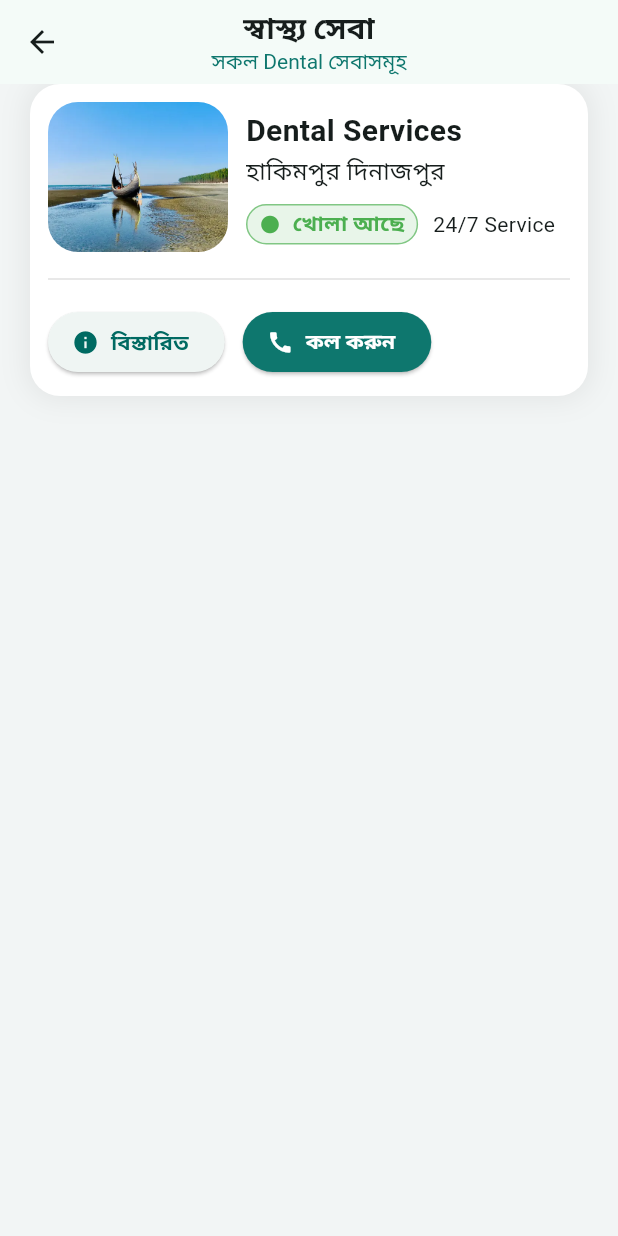
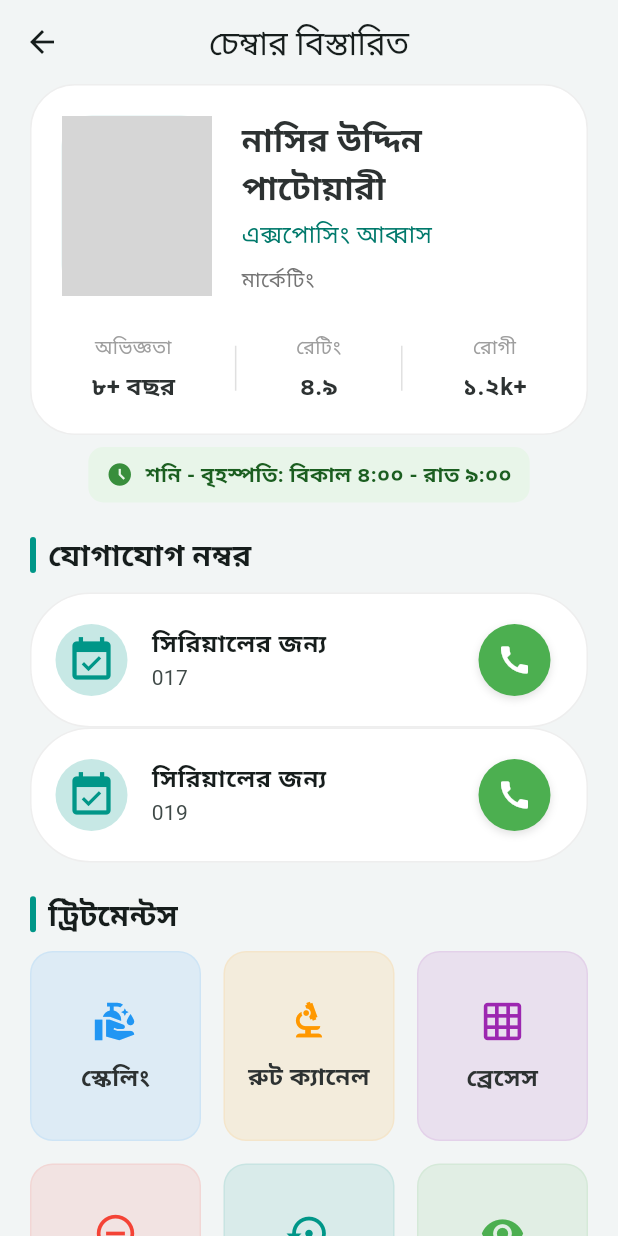
Before and after one commit to Hasibol-Hoda-Inu/Smart-Hili, a Flutter app: the AllDentalServices screen opened directly, after a tap on "বিস্তারিত", on a phone screen of 412 x 824 dp. Run offline on Flutter 3.47's test engine with Material 3 defaults, Android fonts, the phone set to English and light mode, and no system bars; our stand-ins replace carousel_slider; network calls fail; grey boxes are pictures that could not be loaded.

Commit message:
dentist screens has been developed

```diff
--- a/lib/features/home/presentation/screens/home_screen.dart
+++ b/lib/features/home/presentation/screens/home_screen.dart
@@ -42,8 +42,8 @@ class _HomeScreenState extends State<HomeScreen> {
           const SizedBox(width: 18,),
         ],
       ),
-      body: Padding(
-        padding: const EdgeInsets.symmetric(horizontal: 20.0),
+      body: SingleChildScrollView(
+        padding: const EdgeInsets.symmetric(horizontal: 20),
         child: Column(
           crossAxisAlignment: CrossAxisAlignment.start,
           children: [
@@ -87,8 +87,9 @@ class _HomeScreenState extends State<HomeScreen> {
               fontWeight: FontWeight.bold,
             ),),
             const SizedBox(height: 10,),
-            Expanded(
-              child: GridView.builder(
+            GridView.builder(
+              shrinkWrap: true,
+                physics: const NeverScrollableScrollPhysics(),
                 gridDelegate: const SliverGridDelegateWithFixedCrossAxisCount(
                     crossAxisCount: 2,
                   crossAxisSpacing: 20,
@@ -105,7 +106,6 @@ class _HomeScreenState extends State<HomeScreen> {
                   );
                 }
             ),
-            ),
             const SizedBox(height: 10,),
           ],
         ),
--- a/lib/features/services/health/presentation/screens/all_dental_services.dart
+++ b/lib/features/services/health/presentation/screens/all_dental_services.dart
@@ -1,4 +1,5 @@
 import 'package:flutter/material.dart';
+import 'package:smart_hili/features/services/health/presentation/screens/dental_s_details.dart';
 
 import '../../../../../application/app_colors.dart';
 import '../widgets/hospital_card.dart';
@@ -30,9 +31,23 @@ class _AllDentalServicesState extends State<AllDentalServices> {
           children: [
             HospitalCard(
               onTab: (){
-                _onTapDS();
+                _onTapDS(
+                  "Dental Services",
+                  [
+                    "017",
+                    "019",
+                  ],
+                  "নাসির উদ্দিন পাটোয়ারী",
+                  "এক্সপোসিং আব্বাস",
+                  "মার্কেটিং",
+                  "৮+",
+                  "৪.৯",
+                  "১.২k+",
+                  "https://cdn.banglatribune.net/contents/cache/images/640x358x1/uploads/media/2025/11/03/nasiruddin-patwari-7225fab6a449a8414c8dccae19c233a2.jpg?jadewits_media_id=999515",
+                );
               },
               title: "Dental Services",
+
             ),
           ],
         ),
@@ -40,7 +55,21 @@ class _AllDentalServicesState extends State<AllDentalServices> {
     );
   }
 
-  void _onTapDS(){
-
+  void _onTapDS(String title, List<String> contactNmbrs, String name, String specialty, String degree, String experience, String rating, String patients, String imageUrl){
+    Navigator.push(context,
+        MaterialPageRoute(builder: (context)=>
+            DentalSDetails(
+              title: title,
+              contactNmbrs: contactNmbrs,
+              name: name,
+              specialty: specialty,
+              degree: degree,
+              experience: experience,
+              rating: rating,
+              imageUrl: imageUrl,
+              patient: patients,
+            )
+        )
+    );
   }
 }
--- /dev/null
+++ b/lib/features/services/health/presentation/screens/dental_s_details.dart
@@ -0,0 +1,120 @@
+import 'package:flutter/material.dart';
+import 'package:smart_hili/features/services/health/presentation/widgets/doc_profile_header.dart';
+import 'package:smart_hili/features/services/health/presentation/widgets/facility_gallery.dart';
+import 'package:smart_hili/features/services/health/presentation/widgets/treatment_grid.dart';
+
+import '../../../../../application/app_colors.dart';
+import '../../../common/presentation/widgets/contact_info.dart';
+import '../../../common/presentation/widgets/description_card.dart';
+import '../../../common/presentation/widgets/styled_title.dart';
+
+class DentalSDetails extends StatefulWidget {
+
+  final String title;
+  final List<String> contactNmbrs;
+  final String name;
+  final String specialty;
+  final String degree;
+  final String experience;
+  final String rating;
+  final String patient;
+  final String imageUrl;
+
+  const DentalSDetails({
+    super.key,
+    required this.title,
+    required this.contactNmbrs,
+    required this.name,
+    required this.specialty,
+    required this.degree,
+    required this.experience,
+    required this.rating,
+    required this.imageUrl,
+    required this.patient,
+  });
+
+  @override
+  State<DentalSDetails> createState() => _DentalSDetailsState();
+}
+
+class _DentalSDetailsState extends State<DentalSDetails> {
+  @override
+  Widget build(BuildContext context) {
+    return Scaffold(
+      backgroundColor: AppColors.wbgColor,
+      appBar: AppBar(
+        title: const Text("চেম্বার বিস্তারিত"),
+        centerTitle: true,
+        backgroundColor: AppColors.wbgColor,
+      ),
+      body: Padding(
+        padding: const EdgeInsets.symmetric(horizontal: 20.0),
+        child: SingleChildScrollView(
+          child: Column(
+            children: [
+              DoctorProfileHeader(
+                name: widget.name,
+                specialty: widget.specialty,
+                degree: widget.degree,
+                experience: widget.experience,
+                rating: widget.rating,
+                patients: widget.patient,
+                imageUrl: widget.imageUrl,
+              ),
+              const SizedBox(height: 8,),
+              Container(
+                padding: const EdgeInsets.symmetric(horizontal: 12, vertical: 8),
+                decoration: BoxDecoration(
+                  color: Colors.green.shade50,
+                  borderRadius: BorderRadius.circular(10),
+                ),
+                child: Row(
+                  mainAxisSize: MainAxisSize.min,
+                  children: [
+                    Icon(Icons.access_time_filled, size: 18, color: Colors.green.shade700),
+                    const SizedBox(width: 8),
+                    Text(
+                      "শনি - বৃহস্পতি: বিকাল ৪:০০ - রাত ৯:০০",
+                      style: TextStyle(
+                        fontSize: 14,
+                        fontWeight: FontWeight.bold,
+                        color: Colors.green.shade900,
+                      ),
+                    ),
+                  ],
+                ),
+              ),
+              const SizedBox(height: 20,),
+              const StyledTitle(title: "যোগাযোগ নম্বর",),
+              const SizedBox(height: 10,),
+              Column(
+                  children: widget.contactNmbrs.map((number){
+                    return ContactInfo(
+                      title: 'সিরিয়ালের জন্য',
+                      number: number,
+                      icon: Icons.event_available,
+                      color: Colors.teal,
+                    );
+                  }).toList()
+              ),
+              const SizedBox(height: 20,),
+              const StyledTitle(title: "ট্রিটমেন্টস",),
+              const SizedBox(height: 10,),
+              const TreatmentGrid(),
+              const SizedBox(height: 20,),
+              const StyledTitle(title: "ফ্যাসিলিটি ছবিসমূহ"),
+              const SizedBox(height: 10,),
+              const FacilityGallery(images: [
+                "https://eclipse-dental.com/wp-content/uploads/2024/12/Dental-equipment-essentials-for-your-modern-practice.jpg",
+                "https://verainterior.com/wp-content/uploads/2024/05/Dental-Clinic-Interior-Design-jpg.webp",
+                "https://ameldental.com/wp-content/uploads/2020/06/02-min-scaled-e1592552627573.jpg",
+                "https://images.stockcake.com/public/c/6/e/c6e4f250-b538-4ab8-95ff-c02038e1e6c1_large/dental-office-interior-stockcake.jpg",
+              ]),
+              const SizedBox(height: 20,),
+            ],
+          ),
+        ),
+      ),
+    );
+  }
+}
--- /dev/null
+++ b/lib/features/services/health/presentation/widgets/doc_profile_header.dart
@@ -0,0 +1,131 @@
+import 'package:flutter/material.dart';
+
+class DoctorProfileHeader extends StatelessWidget {
+  final String name;
+  final String specialty;
+  final String degree;
+  final String experience;
+  final String rating;
+  final String patients;
+  final String imageUrl;
+
+  const DoctorProfileHeader({
+    super.key,
+    required this.name,
+    required this.specialty,
+    required this.degree,
+    required this.experience,
+    required this.rating,
+    required this.imageUrl,
+    required this.patients,
+  });
+
+  @override
+  Widget build(BuildContext context) {
+    return Container(
+      padding: const EdgeInsets.all(20),
+      decoration: BoxDecoration(
+        color: Colors.white,
+        borderRadius: const BorderRadius.all(Radius.circular(30)),
+        border: Border.all(color: Colors.grey.shade200, width: 1)
+      ),
+      child: Column(
+        children: [
+          Row(
+            crossAxisAlignment: CrossAxisAlignment.start,
+            children: [
+              // Doctor Image with Border
+              Container(
+                width: 100,
+                height: 120,
+                decoration: BoxDecoration(
+                  borderRadius: BorderRadius.circular(20),
+                  image: DecorationImage(
+                    image: NetworkImage(imageUrl),
+                    fit: BoxFit.cover,
+                  ),
+                  border: Border.all(color: Colors.teal.shade50, width: 4),
+                ),
+              ),
+              const SizedBox(width: 20),
+              // Doctor Details
+              Expanded(
+                child: Column(
+                  crossAxisAlignment: CrossAxisAlignment.start,
+                  children: [
+                    Text(
+                      name,
+                      style: const TextStyle(
+                        fontSize: 22,
+                        fontWeight: FontWeight.bold,
+                        color: Color(0xFF2D3232),
+                      ),
+                    ),
+                    const SizedBox(height: 4),
+                    Text(
+                      specialty,
+                      style: TextStyle(
+                        fontSize: 16,
+                        fontWeight: FontWeight.w500,
+                        color: Colors.teal.shade700,
+                      ),
+                    ),
+                    const SizedBox(height: 8),
+                    Text(
+                      degree,
+                      style: TextStyle(
+                        fontSize: 14,
+                        color: Colors.grey.shade600,
+                        height: 1.4,
+                      ),
+                    ),
+                  ],
+                ),
+              ),
+            ],
+          ),
+          const SizedBox(height: 25),
+          // Stats Row
+          Row(
+            mainAxisAlignment: MainAxisAlignment.spaceAround,
+            children: [
+              _buildStatColumn("অভিজ্ঞতা", "$experience বছর"),
+              _buildVerticalDivider(),
+              _buildStatColumn("রেটিং", rating),
+              _buildVerticalDivider(),
+              _buildStatColumn("রোগী", patients),
+            ],
+          ),
+        ],
+      ),
+    );
+  }
+
+  Widget _buildVerticalDivider() {
+    return Container(
+      height: 30,
+      width: 1,
+      color: Colors.grey.shade300,
+    );
+  }
+
+  Widget _buildStatColumn(String label, String value) {
+    return Column(
+      children: [
+        Text(
+          label,
+          style: TextStyle(fontSize: 13, color: Colors.grey.shade500),
+        ),
+        const SizedBox(height: 4),
+        Text(
+          value,
+          style: const TextStyle(
+            fontSize: 16,
+            fontWeight: FontWeight.bold,
+            color: Color(0xFF2D3232),
+          ),
+        ),
+      ],
+    );
+  }
+}
--- /dev/null
+++ b/lib/features/services/health/presentation/widgets/facility_gallery.dart
@@ -0,0 +1,78 @@
+import 'package:flutter/material.dart';
+import 'package:flutter_staggered_grid_view/flutter_staggered_grid_view.dart';
+
+class FacilityGallery extends StatelessWidget {
+  final List<String> images;
+
+  const FacilityGallery({super.key, required this.images});
+
+  @override
+  Widget build(BuildContext context) {
+    return Column(
+      crossAxisAlignment: CrossAxisAlignment.start,
+      children: [
+        StaggeredGrid.count(
+          crossAxisCount: 4,
+          mainAxisSpacing: 8,
+          crossAxisSpacing: 8,
+          children: [
+            // Large Main Image (Occupies 2x2)
+            StaggeredGridTile.count(
+              crossAxisCellCount: 2,
+              mainAxisCellCount: 2,
+              child: _buildImageCard(images[0]),
+            ),
+            // Side Image 1
+            StaggeredGridTile.count(
+              crossAxisCellCount: 2,
+              mainAxisCellCount: 1,
+              child: _buildImageCard(images[1]),
+            ),
+            // Side Image 2
+            StaggeredGridTile.count(
+              crossAxisCellCount: 1,
+              mainAxisCellCount: 1,
+              child: _buildImageCard(images[2]),
+            ),
+            // Side Image 3 with "View All" Overlay
+            StaggeredGridTile.count(
+              crossAxisCellCount: 1,
+              mainAxisCellCount: 1,
+              child: _buildImageCard(images[3], isLast: true, count: images.length - 4),
+            ),
+          ],
+        ),
+      ],
+    );
+  }
+
+  Widget _buildImageCard(String url, {bool isLast = false, int count = 0}) {
+    return Container(
+      decoration: BoxDecoration(
+        borderRadius: BorderRadius.circular(12),
+        image: DecorationImage(
+          image: NetworkImage(url),
+          fit: BoxFit.cover,
+        ),
+      ),
+      child: isLast && count > 0
+          ? Container(
+        decoration: BoxDecoration(
+          color: Colors.black45,
+          borderRadius: BorderRadius.circular(12),
+        ),
+        child: Center(
+          child: Text(
+            "+$count",
+            style: const TextStyle(
+              color: Colors.white,
+              fontSize: 18,
+              fontWeight: FontWeight.bold,
+            ),
+          ),
+        ),
+      )
+          : null,
+    );
+  }
+}
--- /dev/null
+++ b/lib/features/services/health/presentation/widgets/treatment_grid.dart
@@ -0,0 +1,76 @@
+import 'package:flutter/material.dart';
+
+class TreatmentType {
+  final String title;
+  final IconData icon;
+  final Color color;
+
+  TreatmentType({
+    required this.title,
+    required this.icon,
+    required this.color,
+  });
+}
+
+class TreatmentGrid extends StatelessWidget {
+  const TreatmentGrid({super.key});
+
+  @override
+  Widget build(BuildContext context) {
+    final List<TreatmentType> treatments = [
+      TreatmentType(title: "স্কেলিং", icon: Icons.clean_hands, color: Colors.blue),
+      TreatmentType(title: "রুট ক্যানেল", icon: Icons.biotech, color: Colors.orange),
+      TreatmentType(title: "ব্রেসেস", icon: Icons.grid_on, color: Colors.purple),
+      TreatmentType(title: "দাঁত তোলা", icon: Icons.remove_circle_outline, color: Colors.red),
+      TreatmentType(title: "ডেন্টাল ইমপ্ল্যান্ট", icon: Icons.settings_backup_restore, color: Colors.teal),
+      TreatmentType(title: "চেকআপ", icon: Icons.visibility, color: Colors.green),
+    ];
+
+    return Column(
+      crossAxisAlignment: CrossAxisAlignment.start,
+      children: [
+        GridView.builder(
+          shrinkWrap: true,
+          physics: const NeverScrollableScrollPhysics(),
+          gridDelegate: const SliverGridDelegateWithFixedCrossAxisCount(
+            crossAxisCount: 3, // 3 items per row
+            crossAxisSpacing: 15,
+            mainAxisSpacing: 15,
+            childAspectRatio: 0.9, // Adjust height/width ratio
+          ),
+          itemCount: treatments.length,
+          itemBuilder: (context, index) {
+            final item = treatments[index];
+            return _buildTreatmentCard(item);
+          },
+        ),
+      ],
+    );
+  }
+
+  Widget _buildTreatmentCard(TreatmentType item) {
+    return Container(
+      decoration: BoxDecoration(
+        color: item.color.withAlpha(26),
+        borderRadius: BorderRadius.circular(15),
+        border: Border.all(color: item.color.withAlpha(20)),
+      ),
+      child: Column(
+        mainAxisAlignment: MainAxisAlignment.center,
+        children: [
+          Icon(item.icon, color: item.color, size: 30),
+          const SizedBox(height: 10),
+          Text(
+            item.title,
+            textAlign: TextAlign.center,
+            style: const TextStyle(
+              fontSize: 16,
+              fontWeight: FontWeight.w600,
+              color: Color(0xFF2D3232),
+            ),
+          ),
+        ],
+      ),
+    );
+  }
+}
```
Also changed, not shown: 1 other file. Lines whose indentation alone changed are shown as unchanged.
